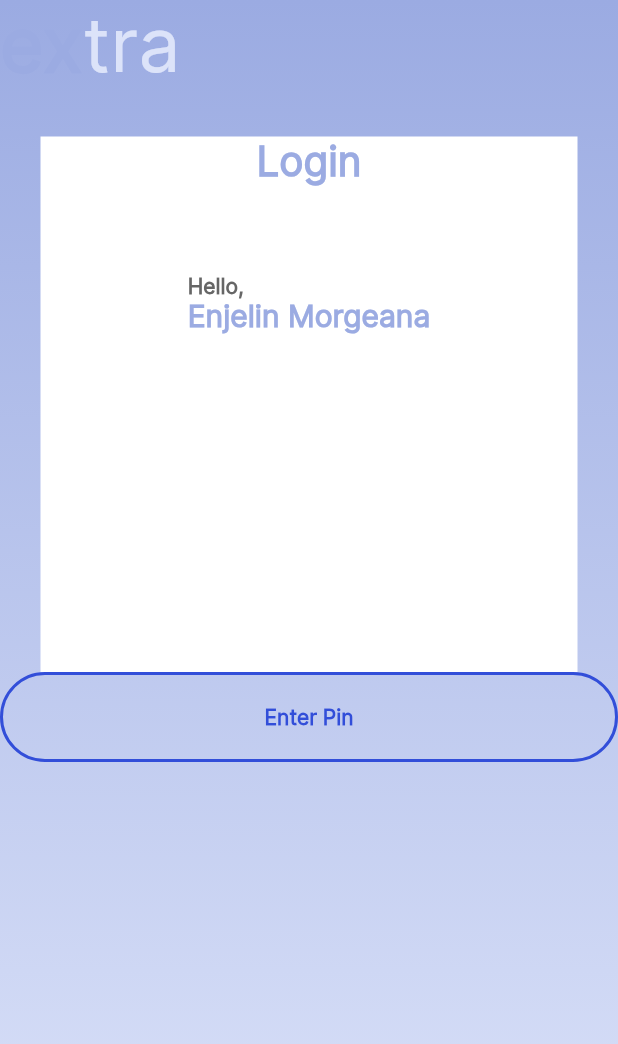
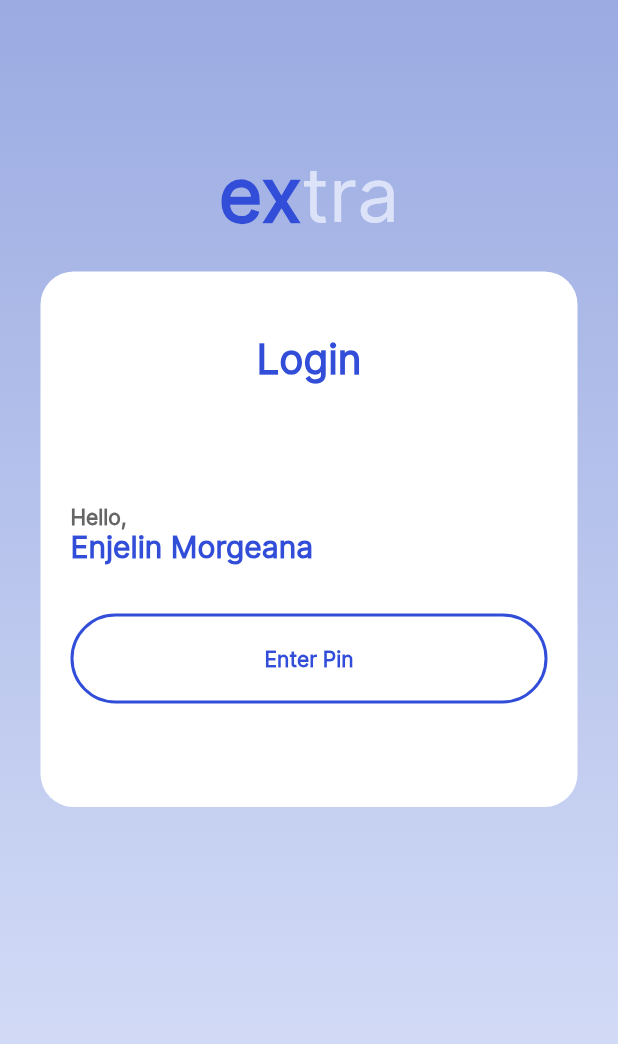
Before and after one commit to framgia/sph_flutter-capstone, a Flutter app: the Login widget shown alone on an empty page, opened directly, on a phone screen of 412 x 824 dp. Shown: the top 1044 px of the screen. Run offline on Flutter 3.47's test engine with Material 2 defaults, Android fonts, the phone set to English and light mode, and no system bars; our stand-ins replace auto_route, hooks_riverpod, material_design_icons_flutter; missing offline and left inert: sqfentity, sqfentity_gen; accounts and stored records are empty; statements that could not run were skipped.

Commit message:
update button and layout

```diff
--- a/lib/consts/routes.dart
+++ b/lib/consts/routes.dart
@@ -5,4 +5,5 @@ class Routes {
   static const String settings = '/account_settings';
   static const String samplecrud = '/sample_crud';
   static const String addTransaction = '/add_transaction';
+  static const String login = '/login';
 }
--- a/lib/utils/routes/router.dart
+++ b/lib/utils/routes/router.dart
@@ -3,6 +3,7 @@ import 'package:sun_flutter_capstone/views/pages/account_settings/account_settin
 import 'package:sun_flutter_capstone/views/pages/dashboard.dart';
 import 'package:sun_flutter_capstone/views/pages/notifications.dart';
 import 'package:sun_flutter_capstone/views/pages/test/sample_crud.dart';
+import 'package:sun_flutter_capstone/views/pages/session/login.dart';
 import 'package:sun_flutter_capstone/views/pages/transactions.dart';
 import 'package:sun_flutter_capstone/views/pages/transactions/add_transaction.dart';
 import 'package:sun_flutter_capstone/views/widgets/navigation/bottom_navbar.dart';
@@ -42,6 +43,11 @@ import 'package:sun_flutter_capstone/views/widgets/navigation/bottom_navbar.dart
         page: AddTransaction,
         name: 'AddTransactionRouter',
       ),
+       AutoRoute(
+        path: 'login',
+        name: 'LoginRouter',
+        page: Login,
+      ),
     ],
   ),
 ])
--- a/lib/views/pages/notifications.dart
+++ b/lib/views/pages/notifications.dart
@@ -85,7 +85,9 @@ class NotificationsPage extends HookConsumerWidget {
                 ),
                 OutlinedButtonText(
                   text: 'Outlined Blue',
-                  onPressed: () => {},
+                  onPressed: () => {
+                    // navigateTo(context, Routes.samplecrud)
+                  },
                 ),
                 SelectInput(
                   items: const [
--- a/lib/views/pages/session/login.dart
+++ b/lib/views/pages/session/login.dart
@@ -1,14 +1,15 @@
 import 'package:flutter/material.dart';
 import 'package:sun_flutter_capstone/consts/global_style.dart';
+import 'package:sun_flutter_capstone/consts/routes.dart';
+import 'package:sun_flutter_capstone/utils/routing.dart';
 import 'package:sun_flutter_capstone/views/widgets/buttons/outline_button_text.dart';
 
 class Login extends StatelessWidget {
-  const Login({ Key? key }) : super(key: key);
+  const Login({Key? key}) : super(key: key);
 
   @override
   Widget build(BuildContext context) {
     return Container(
-              // height: 250,
       decoration: const BoxDecoration(
         gradient: LinearGradient(
           begin: Alignment.topCenter,
@@ -23,14 +24,16 @@ class Login extends StatelessWidget {
         child: Center(
           child: Column(
             children: [
+              const SizedBox(height: 100,),
               Row(
+                mainAxisAlignment: MainAxisAlignment.center,
                 children: const [
                   Text(
                     'ex',
                     style: TextStyle(
                       fontSize: 50,
                       fontWeight: FontWeight.w700,
-                              color: AppColor.primary,
+                      color: AppColor.secondary,
                     ),
                   ),
                   Text(
@@ -44,43 +47,55 @@ class Login extends StatelessWidget {
                 ],
               ),
               const SizedBox(
-                        height: 30.0,
+                height: 20,
               ),
               Container(
                 height: 357,
                 width: 358,
+                decoration: BoxDecoration(
+                    borderRadius: BorderRadius.circular(22),
                     color: Colors.white,
+                ),
                 child: Column(
                   children: [
+                    const SizedBox(height: 42,),
                     const Text(
                       'Login',
                       style: TextStyle(
-                                color: AppColor.primary,
+                          color: AppColor.secondary,
                           fontSize: 27,
-                                fontWeight: FontWeight.w700
-                              ),
+                          fontWeight: FontWeight.w700),
                     ),
                     const SizedBox(
-                              height: 58,
+                      height: 80,
                     ),
-                            Center(
+                    Padding(
+                      padding: const EdgeInsets.only(right: 20, left: 20),
                       child: Column(
                         crossAxisAlignment: CrossAxisAlignment.start,
-                                children: const [
+                        children: [
                           Text(
                             'Hello,',
                             style: TextStyle(
                                 color: AppColor.gray,
                                 fontSize: 14,
-                                      fontWeight: FontWeight.w700
-                                    ),
+                                fontWeight: FontWeight.w700),
                           ),
                           Text(
                             'Enjelin Morgeana',
                             style: TextStyle(
-                                      color: AppColor.primary,
+                                color: AppColor.secondary,
                                 fontSize: 20,
-                                      fontWeight: FontWeight.w700
+                                fontWeight: FontWeight.w700),
+                          ),
+                          SizedBox(height: 32,),
+                          OutlinedButtonText(
+                            text: 'Enter Pin',
+                            onPressed: () => {
+                              navigateTo(context, Routes.dashboard),
+                            },
+                          ),
+                        ],
                       ),
                     ),
                   ],
@@ -89,15 +104,7 @@ class Login extends StatelessWidget {
             ],
           ),
         ),
-                      OutlinedButtonText(
-                        text: 'Enter Pin',
-                        onPressed: () => {},
       ),
-                    ],
-                  ),
-                ),
-              ),
-
     );
   }
 }
```
Also changed, not shown: lib/utils/routes/router.gr.dart. Lines whose indentation alone changed are shown as unchanged.
